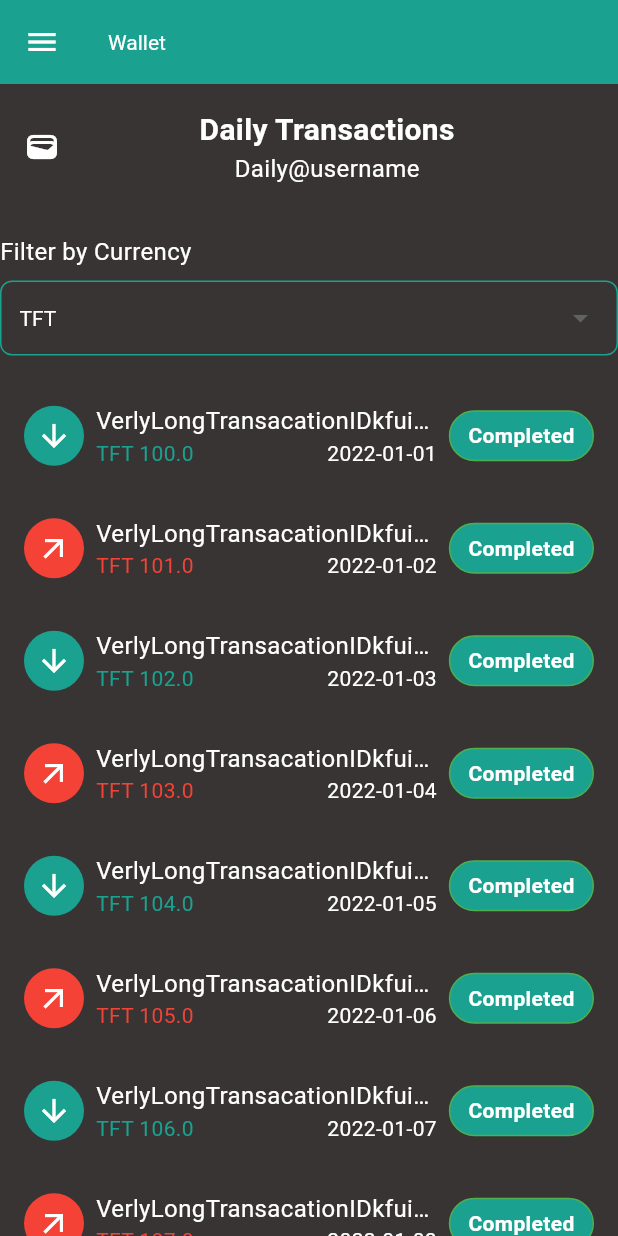
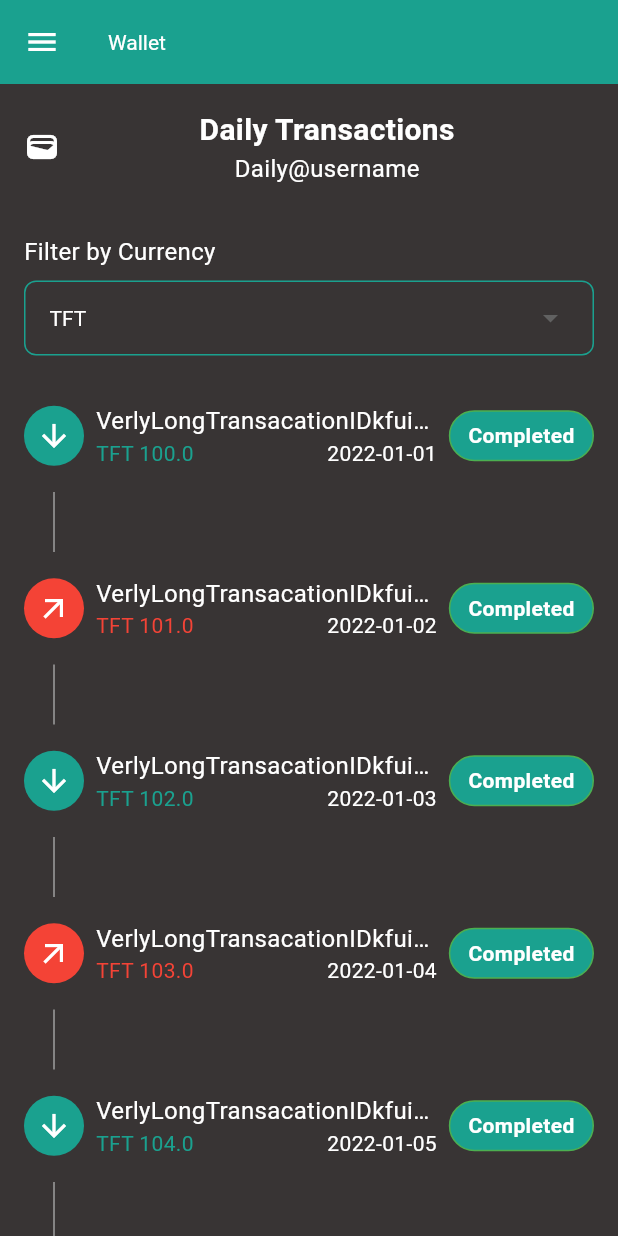
Before and after one commit to codescalers/Threefold-App, a Flutter app: the screen it shows after launch, on a phone screen of 412 x 824 dp. Run offline on Flutter 3.47's test engine with Material 3 defaults, Android fonts, the phone set to English and light mode, and no system bars.

Commit message:
feat: implement daily_transactions page

```diff
--- a/three_fold_connect/lib/daily_transactions/presentation/pages/daily_transactions.dart
+++ b/three_fold_connect/lib/daily_transactions/presentation/pages/daily_transactions.dart
@@ -2,6 +2,7 @@ import 'package:flutter/material.dart';
 
 import '../widgets/filter.dart';
 import '../widgets/transaction.dart';
+import '../widgets/vertical_divider.dart';
 import '/widgets/app_bar.dart';
 
 import '../widgets/header.dart';
@@ -10,7 +11,7 @@ class DailyTransactionsPage extends StatefulWidget {
   const DailyTransactionsPage({super.key});
 
   @override
-  _DailyTransactionsPageState createState() => _DailyTransactionsPageState();
+  State<DailyTransactionsPage> createState() => _DailyTransactionsPageState();
 }
 
 class _DailyTransactionsPageState extends State<DailyTransactionsPage> {
@@ -44,13 +45,20 @@ class _DailyTransactionsPageState extends State<DailyTransactionsPage> {
               child: ListView.builder(
                 itemCount: 10,
                 itemBuilder: (context, index) {
-                  return TransactionWidget(
+                  return Column(
+                    children: [
+                      TransactionWidget(
                         isIncoming: index % 2 == 0,
                         status: "Completed",
                         transactionId:
                             'VerlyLongTransacationIDkfuiuaiuagigiuagiuwaghwag $index',
                         tftAmount: 100.0 + index,
                         date: '2022-01-0${index + 1}',
+                      ),
+                      index != 9
+                          ? const CustomVerticalDivider()
+                          : const SizedBox(),
+                    ],
                   );
                 },
               ),
--- a/three_fold_connect/lib/daily_transactions/presentation/widgets/filter.dart
+++ b/three_fold_connect/lib/daily_transactions/presentation/widgets/filter.dart
@@ -17,23 +17,29 @@ class FilterWidget extends StatelessWidget {
     return Column(
       crossAxisAlignment: CrossAxisAlignment.start,
       children: [
-        const Text(
+        const Padding(
+          padding: EdgeInsets.symmetric(horizontal: 16),
+          child: Text(
             'Filter by Currency',
             style: TextStyle(fontSize: 16, color: Colors.white),
+          ),
         ),
         const SizedBox(height: 8),
         Row(
           children: [
             Expanded(
+              child: Padding(
+                padding: const EdgeInsets.symmetric(horizontal: 16),
                 child: Container(
                   decoration: BoxDecoration(
                     color: Theme.of(context).scaffoldBackgroundColor,
                     border: Border.all(color: Theme.of(context).primaryColor),
                     borderRadius: BorderRadius.circular(8),
                   ),
-                padding: const EdgeInsets.symmetric(horizontal: 12),
+                  padding: const EdgeInsets.symmetric(horizontal: 16),
                   child: DropdownButtonHideUnderline(
                     child: DropdownButton<String>(
+                      dropdownColor: Theme.of(context).scaffoldBackgroundColor,
                       style: const TextStyle(color: Colors.white),
                       value: selectedCurrency,
                       onChanged: onCurrencyChanged,
@@ -48,6 +54,7 @@ class FilterWidget extends StatelessWidget {
                   ),
                 ),
               ),
+            ),
           ],
         ),
       ],
--- /dev/null
+++ b/three_fold_connect/lib/daily_transactions/presentation/widgets/vertical_divider.dart
@@ -0,0 +1,22 @@
+import 'package:flutter/material.dart';
+
+class CustomVerticalDivider extends StatelessWidget {
+  const CustomVerticalDivider({super.key});
+
+  @override
+  Widget build(BuildContext context) {
+    return const Align(
+      alignment: Alignment.topLeft,
+      child: Padding(
+        padding: EdgeInsets.only(left: 35),
+        child: SizedBox(
+          height: 40,
+          child: VerticalDivider(
+            color: Colors.grey,
+            width: 2,
+          ),
+        ),
+      ),
+    );
+  }
+}
--- a/three_fold_connect/pubspec.yaml
+++ b/three_fold_connect/pubspec.yaml
@@ -19,7 +19,7 @@ publish_to: 'none' # Remove this line if you wish to publish to pub.dev
 version: 1.0.0+1
 
 environment:
-  sdk: '>=3.4.4 <4.0.0'
+  sdk: '>=3.2.3 <4.0.0'
 
 # Dependencies specify other packages that your package needs in order to work.
 # To automatically upgrade your package dependencies to the latest versions
```
Also changed, not shown: three_fold_connect/pubspec.lock. Lines whose indentation alone changed are shown as unchanged.
